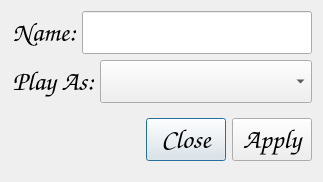
Qt form playersettings.ui (AFunProgrammer/reversi) before a commit.
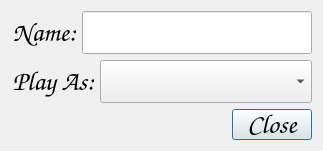
The same form after that commit.

```diff
--- a/playersettings.ui
+++ b/playersettings.ui
@@ -7,7 +7,7 @@
     <x>0</x>
     <y>0</y>
     <width>323</width>
-    <height>182</height>
+    <height>151</height>
    </rect>
   </property>
   <property name="font">
@@ -124,7 +124,7 @@
         <enum>Qt::Horizontal</enum>
        </property>
        <property name="standardButtons">
-        <set>QDialogButtonBox::Apply|QDialogButtonBox::Close</set>
+        <set>QDialogButtonBox::Close</set>
        </property>
       </widget>
      </item>
```
